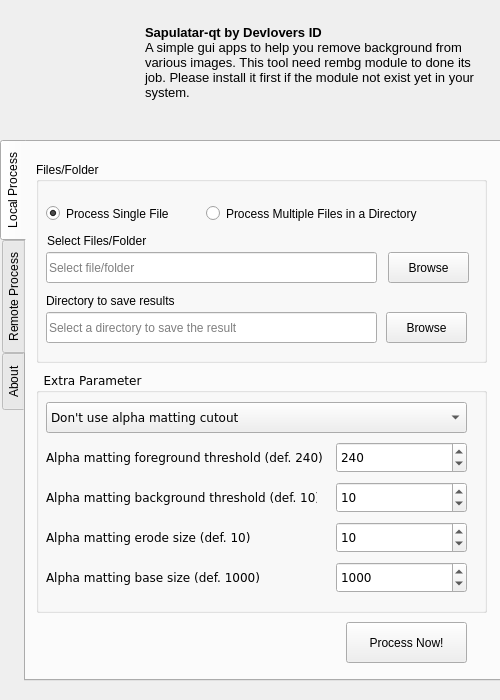
Qt form form.ui (devlovers-id/sapulatar-qt) before a commit.
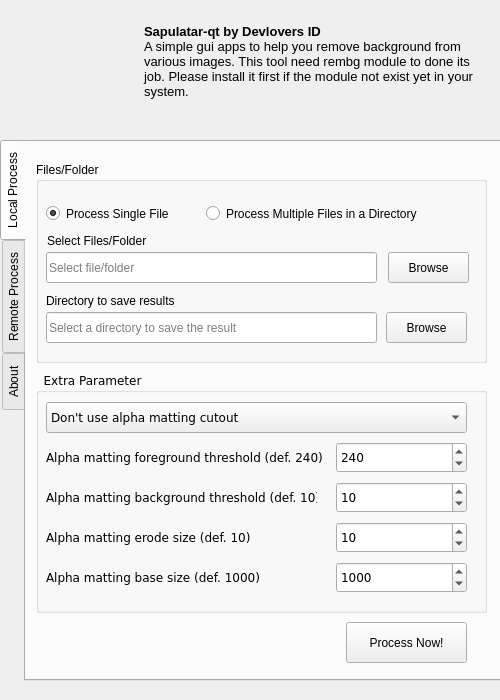
The same form after that commit. Icons and pictures are not drawn.

Commit message: add prgressbar dialog

The edit to the form file:
```diff
--- a/form.ui
+++ b/form.ui
@@ -55,7 +55,7 @@
     </property>
     <property name="styleSheet">
      <string notr="true">background-color: rgba(255, 255, 255, 0);
-border-color: rgba(255, 255, 255, 0) !important;</string>
+border: none;</string>
     </property>
     <property name="html">
      <string>&lt;!DOCTYPE HTML PUBLIC &quot;-//W3C//DTD HTML 4.0//EN&quot; &quot;http://www.w3.org/TR/REC-html40/strict.dtd&quot;&gt;
```
The commit also changes 1 other file.
